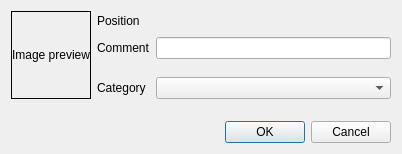
First picture: the form in src/ui/markerdialog_ui.ui, repository KDE/kdenlive, before the edit.
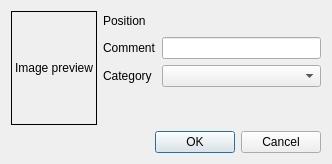
Second picture: the form after the edit.

The edit to the form file:
```diff
--- a/src/ui/markerdialog_ui.ui
+++ b/src/ui/markerdialog_ui.ui
@@ -6,78 +6,15 @@
    <rect>
     <x>0</x>
     <y>0</y>
-    <width>402</width>
-    <height>154</height>
+    <width>332</width>
+    <height>164</height>
    </rect>
   </property>
   <property name="windowTitle">
    <string>Marker</string>
   </property>
-  <layout class="QGridLayout" name="gridLayout">
-   <item row="0" column="1">
-    <widget class="QLabel" name="clip_filesize_2">
-     <property name="text">
-      <string>Position</string>
-     </property>
-    </widget>
-   </item>
-   <item row="0" column="3">
-    <spacer name="horizontalSpacer">
-     <property name="orientation">
-      <enum>Qt::Horizontal</enum>
-     </property>
-     <property name="sizeHint" stdset="0">
-      <size>
-       <width>40</width>
-       <height>20</height>
-      </size>
-     </property>
-    </spacer>
-   </item>
-   <item row="6" column="0" colspan="4">
-    <widget class="QDialogButtonBox" name="buttonBox">
-     <property name="orientation">
-      <enum>Qt::Horizontal</enum>
-     </property>
-     <property name="standardButtons">
-      <set>QDialogButtonBox::Cancel|QDialogButtonBox::Ok</set>
-     </property>
-    </widget>
-   </item>
-   <item row="0" column="2">
-    <layout class="QHBoxLayout" name="inputLayout"/>
-   </item>
-   <item row="1" column="2" colspan="2">
-    <widget class="QLineEdit" name="marker_comment"/>
-   </item>
-   <item row="1" column="1">
-    <widget class="QLabel" name="clip_filesize_3">
-     <property name="text">
-      <string>Comment</string>
-     </property>
-    </widget>
-   </item>
-   <item row="5" column="2">
-    <spacer name="verticalSpacer">
-     <property name="orientation">
-      <enum>Qt::Vertical</enum>
-     </property>
-     <property name="sizeHint" stdset="0">
-      <size>
-       <width>218</width>
-       <height>2</height>
-      </size>
-     </property>
-    </spacer>
-   </item>
-   <item row="4" column="1">
-    <widget class="QLabel" name="label_category">
-     <property name="text">
-      <string>Category</string>
-     </property>
-    </widget>
-   </item>
-   <item row="0" column="0" rowspan="5">
+  <layout class="QGridLayout" name="gridLayout_2">
+   <item row="0" column="0">
     <widget class="QLabel" name="clip_thumb">
      <property name="sizePolicy">
       <sizepolicy hsizetype="MinimumExpanding" vsizetype="Preferred">
@@ -96,8 +33,92 @@
      </property>
     </widget>
    </item>
-   <item row="4" column="2" colspan="2">
-    <widget class="QComboBox" name="marker_type"/>
+   <item row="0" column="1">
+    <layout class="QGridLayout" name="gridLayout">
+     <item row="0" column="0">
+      <widget class="QLabel" name="clip_filesize_2">
+       <property name="text">
+        <string>Position</string>
+       </property>
+      </widget>
+     </item>
+     <item row="0" column="1">
+      <layout class="QHBoxLayout" name="horizontalLayout">
+       <item>
+        <layout class="QHBoxLayout" name="inputLayout"/>
+       </item>
+       <item>
+        <spacer name="horizontalSpacer">
+         <property name="orientation">
+          <enum>Qt::Horizontal</enum>
+         </property>
+         <property name="sizeHint" stdset="0">
+          <size>
+           <width>40</width>
+           <height>20</height>
+          </size>
+         </property>
+        </spacer>
+       </item>
+      </layout>
+     </item>
+     <item row="2" column="0">
+      <widget class="QLabel" name="label_category">
+       <property name="text">
+        <string>Category</string>
+       </property>
+      </widget>
+     </item>
+     <item row="2" column="1">
+      <widget class="QComboBox" name="marker_type"/>
+     </item>
+     <item row="1" column="0">
+      <widget class="QLabel" name="clip_filesize_3">
+       <property name="text">
+        <string>Comment</string>
+       </property>
+      </widget>
+     </item>
+     <item row="1" column="1">
+      <widget class="QLineEdit" name="marker_comment"/>
+     </item>
+     <item row="3" column="1">
+      <spacer name="verticalSpacer_2">
+       <property name="orientation">
+        <enum>Qt::Vertical</enum>
+       </property>
+       <property name="sizeHint" stdset="0">
+        <size>
+         <width>20</width>
+         <height>40</height>
+        </size>
+       </property>
+      </spacer>
+     </item>
+    </layout>
+   </item>
+   <item row="1" column="1">
+    <spacer name="verticalSpacer">
+     <property name="orientation">
+      <enum>Qt::Vertical</enum>
+     </property>
+     <property name="sizeHint" stdset="0">
+      <size>
+       <width>218</width>
+       <height>1</height>
+      </size>
+     </property>
+    </spacer>
+   </item>
+   <item row="2" column="1">
+    <widget class="QDialogButtonBox" name="buttonBox">
+     <property name="orientation">
+      <enum>Qt::Horizontal</enum>
+     </property>
+     <property name="standardButtons">
+      <set>QDialogButtonBox::Cancel|QDialogButtonBox::Ok</set>
+     </property>
+    </widget>
    </item>
   </layout>
  </widget>
```
